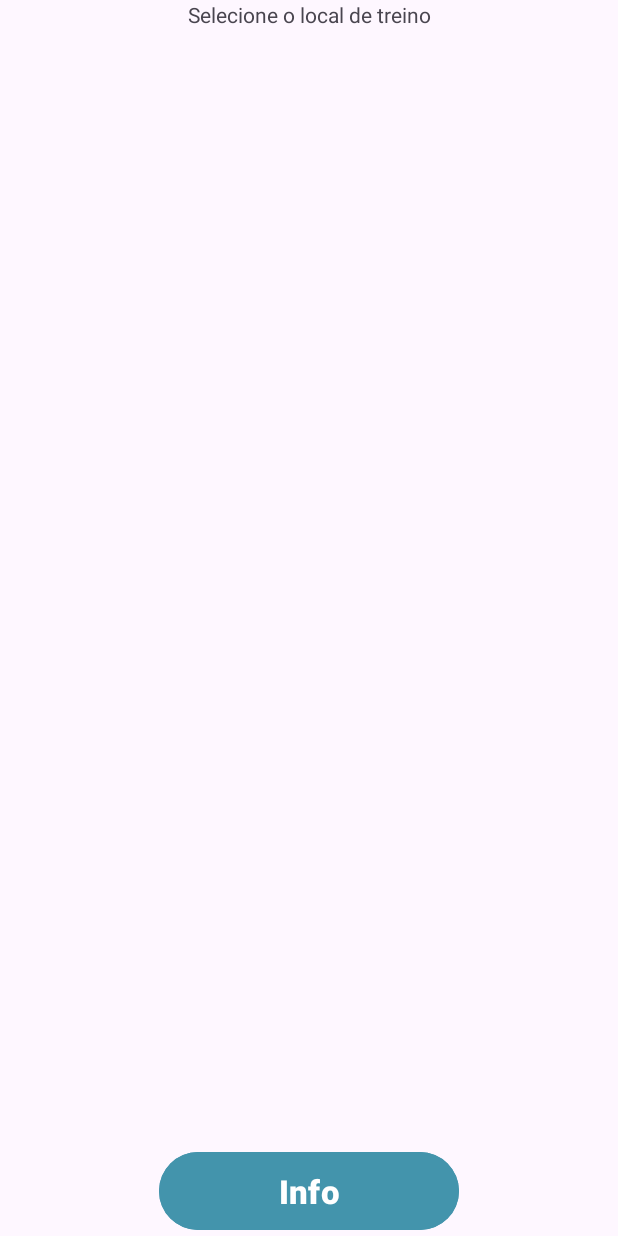
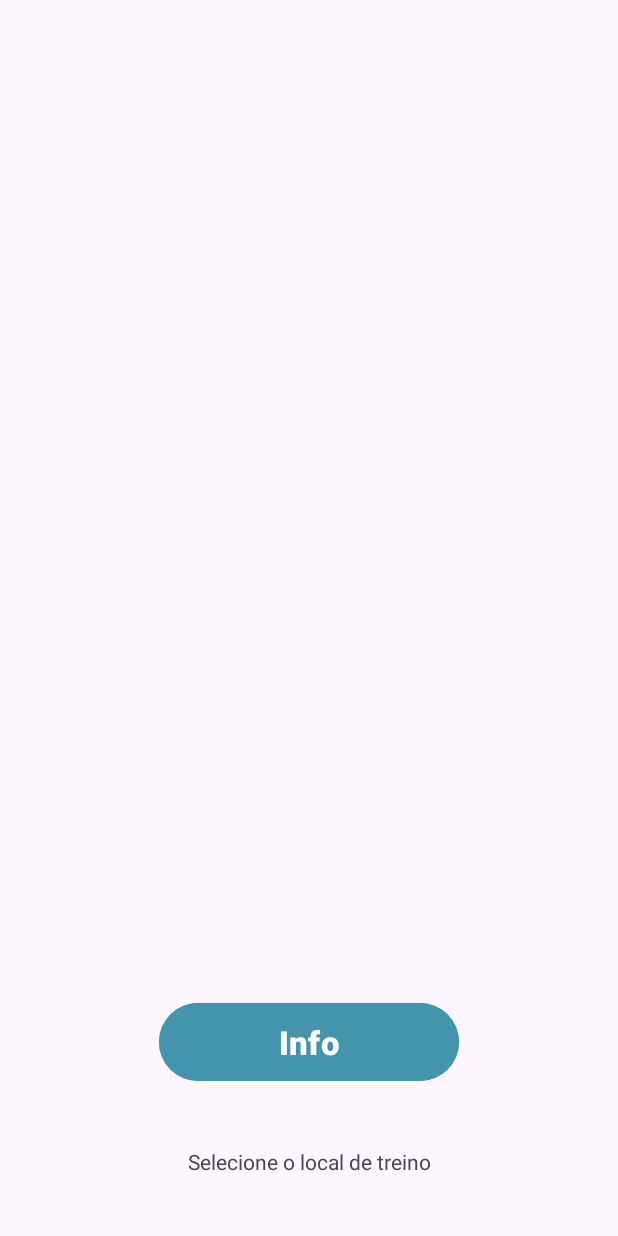
Before and after one commit to SousaNelson/Gym-Rat, an Android app: the fragment TrackFragment shown on its own in the app's theme, on a phone screen of 412 x 824 dp. Run offline under Robolectric (Android 15) with nearby library versions, the phone set to English and light mode, and no system bars; Roboto replaces fonts that are not available here.

Commit message:
google maps?

```diff
--- a/app/build.gradle.kts
+++ b/app/build.gradle.kts
@@ -38,7 +38,6 @@ android {
 }
 
 dependencies {
-
     implementation("androidx.core:core-ktx:1.9.0")
     implementation("androidx.appcompat:appcompat:1.6.1")
     implementation("com.google.android.material:material:1.11.0")
@@ -48,6 +47,7 @@ dependencies {
     androidTestImplementation("androidx.test.ext:junit:1.1.5")
     androidTestImplementation("androidx.test.espresso:espresso-core:3.5.1")
 
+    implementation("com.google.android.gms:play-services-maps:18.1.0")
     implementation(platform("com.google.firebase:firebase-bom:32.7.1"))
     implementation("com.google.firebase:firebase-analytics")
 }
--- a/app/src/main/res/layout/fragment_track.xml
+++ b/app/src/main/res/layout/fragment_track.xml
@@ -12,26 +12,27 @@
 
         <Button
             android:id="@+id/btnInfoTrack"
+            android:layout_width="200dp"
+            android:layout_height="60dp"
+            android:backgroundTint="@color/azulzinh"
+            android:fontFamily="sans-serif-black"
             android:text="Info"
             android:textSize="22sp"
-            android:fontFamily="sans-serif-black"
-            android:layout_width="200dp"
-            android:layout_height="60dp"
-            app:layout_constraintBottom_toBottomOf="parent"
+            app:layout_constraintBottom_toTopOf="@+id/textView2"
             app:layout_constraintEnd_toEndOf="parent"
             app:layout_constraintStart_toStartOf="parent"
-            android:backgroundTint="@color/azulzinh"
-            />
+            android:layout_marginBottom="40dp"/>
 
         <TextView
             android:id="@+id/textView2"
             android:layout_width="wrap_content"
             android:layout_height="wrap_content"
-
             android:text="Selecione o local de treino"
+            app:layout_constraintBottom_toBottomOf="parent"
             app:layout_constraintEnd_toEndOf="parent"
+            android:layout_marginBottom="40dp"
             app:layout_constraintStart_toStartOf="parent"
-            app:layout_constraintTop_toTopOf="parent" />
+            tools:ignore="MissingConstraints" />
 
 
     </androidx.constraintlayout.widget.ConstraintLayout>
```
